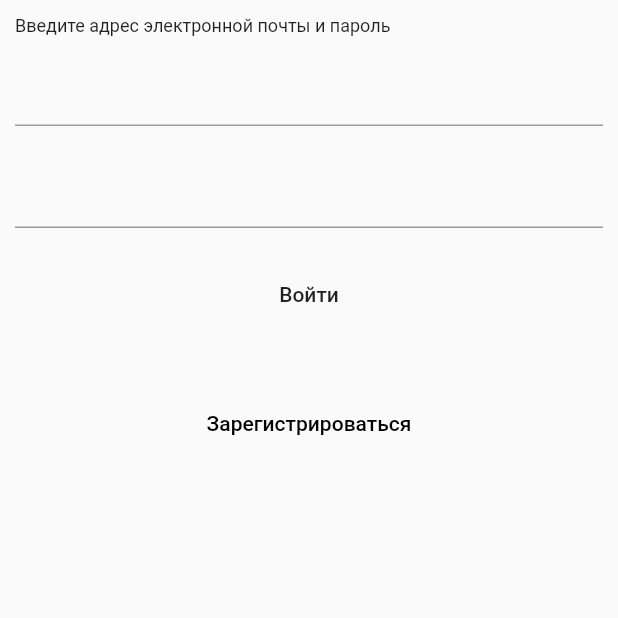
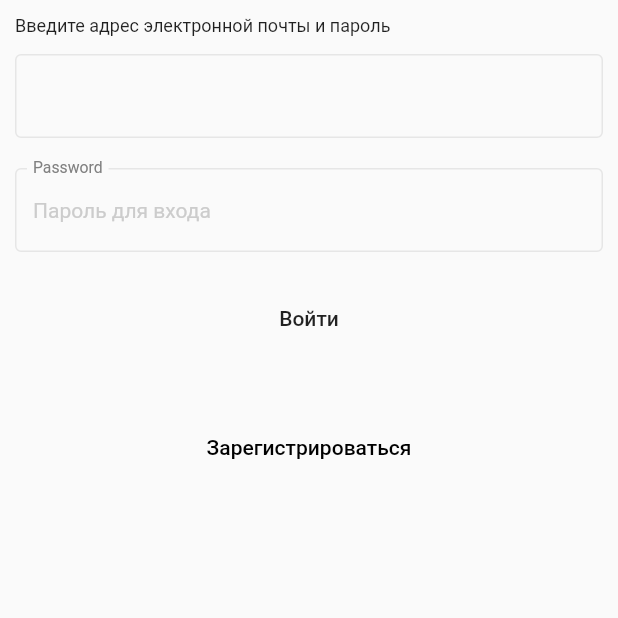
Before and after one commit to AndreyMokryj/cinema-frontend, a Flutter app: the screen it shows after launch, on a phone screen of 412 x 824 dp, the top half of it. Run offline on Flutter 3.47's test engine with Material 2 defaults, Android fonts, the phone set to English and light mode, and no system bars; accounts and stored records are empty; Roboto replaces fonts that are missing (PT Sans, SF UI Text).

Commit message:
getWidth(), getHeight() methods

```diff
--- a/lib/helpers/styles.dart
+++ b/lib/helpers/styles.dart
@@ -1,3 +1,29 @@
 import 'package:flutter/material.dart';
 
 const fieldTextStyle = const TextStyle(fontFamily: 'SF UI Text', fontSize: 14, color: Color.fromRGBO(128, 128, 128, 1.0));
+
+class AppDecoration extends InputDecoration {
+  const AppDecoration({
+    String labelText,
+    String hintText,
+    bool hasFloatingPlaceholder,
+    EdgeInsetsGeometry contentPadding,
+    String prefixText,
+  }) : super(
+    contentPadding: contentPadding,
+    floatingLabelBehavior: (hasFloatingPlaceholder ?? false) ? FloatingLabelBehavior.never : FloatingLabelBehavior.always,
+    border: const OutlineInputBorder(borderSide: BorderSide(color: Color.fromRGBO(230, 230, 230, 1.0))),
+    enabledBorder: const OutlineInputBorder(borderSide: BorderSide(color: Color.fromRGBO(230, 230, 230, 1.0))),
+    focusedBorder: const OutlineInputBorder(borderSide: BorderSide(color: Color.fromRGBO(128, 128, 128, 1.0))),
+    focusedErrorBorder: const OutlineInputBorder(borderSide: BorderSide(width: 2, color: Color.fromRGBO(0, 0, 0, 1.0))),
+//    errorBorder: const OutlineInputBorder(borderSide: BorderSide(color: Color.fromRGBO(0, 0, 0, 1.0))),
+
+    labelText: labelText,
+    hintText: hintText,
+    labelStyle: const TextStyle(fontFamily: 'SF UI Text', fontSize: 14, color: Color.fromRGBO(128, 128, 128, 1.0)),
+    hintStyle: const TextStyle(fontFamily: 'SF UI Text', fontSize: 14, color: Color.fromRGBO(204, 204, 204, 1.0)),
+//    errorStyle: const TextStyle(fontFamily: 'SF UI Text', fontWeight: FontWeight.w500, fontSize: 12, color: Colors.redAccent),
+    prefixText: prefixText,
+    prefixStyle: fieldTextStyle
+  );
+}
--- a/lib/helpers/utils.dart
+++ b/lib/helpers/utils.dart
@@ -10,3 +10,6 @@ void clearSelPlaces(BuildContext context) async{
   }
   Provider.of<UserPlacesNotifier>(context, listen: false).clearPlaceIds();
 }
+
+double getWidth(BuildContext context) => MediaQuery.of(context).size.width;
+double getHeight(BuildContext context) => MediaQuery.of(context).size.height;
--- a/lib/views/login_page.dart
+++ b/lib/views/login_page.dart
@@ -2,6 +2,7 @@ import 'package:flutter/material.dart';
 import 'package:flutter/scheduler.dart';
 import 'package:flutterappweb/database/database.dart';
 import 'package:flutterappweb/helpers/styles.dart';
+import 'package:flutterappweb/helpers/utils.dart';
 import 'package:flutterappweb/model/notifiers/login_notifier.dart';
 import 'package:flutterappweb/model/user_model.dart';
 import 'package:provider/provider.dart';
@@ -22,6 +23,8 @@ class _LoginPageState extends State<LoginPage> {
       Provider.of<LoginNotifier>(context, listen: false).logOut();
     });
 
+    double w = getWidth(context);
+
     return WillPopScope(
       onWillPop: (){
         Navigator.of(context).pushNamed('/');
@@ -39,12 +42,10 @@ class _LoginPageState extends State<LoginPage> {
                   TextFormField(
                     style: fieldTextStyle,
                     enabled: true,
-//                  decoration: AppDecoration(
-//                    labelText: AppLocalizations.of(context).localizedText(
-//                      'signInEnterLoginText'),
-//                    hintText: AppLocalizations.of(context).localizedText(
-//                      'signInEnterLoginHint'),
-//                  ),
+                  decoration: AppDecoration(
+                    labelText: "",
+                    hintText: "",
+                  ),
                     keyboardType: TextInputType.emailAddress,
 //                  validator: (val) =>
 //                    fieldError('username', val.isEmpty ? AppLocalizations.of(
@@ -56,14 +57,10 @@ class _LoginPageState extends State<LoginPage> {
                   TextFormField(
                     style: fieldTextStyle,
                     enabled: true,
-//                  decoration: AppDecoration(
-////                    labelText: 'Password',
-////                    hintText: 'Пароль для входа'
-//                    labelText: AppLocalizations.of(context).localizedText(
-//                      'signInEnterPasswordText'),
-//                    hintText: AppLocalizations.of(context).localizedText(
-//                      'signInEnterPasswordHint'),
-//                  ),
+                  decoration: AppDecoration(
+                    labelText: 'Password',
+                    hintText: 'Пароль для входа'
+                  ),
                     obscureText: true,
 //                  validator: (val) =>
 //                    fieldError('password', val.isEmpty ? AppLocalizations.of(
--- a/lib/views/main_view.dart
+++ b/lib/views/main_view.dart
@@ -1,6 +1,7 @@
 import 'package:flutter/material.dart';
 import 'package:flutterappweb/database/database.dart';
 import 'package:flutterappweb/helpers/constants.dart';
+import 'package:flutterappweb/helpers/utils.dart';
 import 'package:flutterappweb/model/movie_model.dart';
 import 'package:flutterappweb/views/menu_widget.dart';
 import 'package:flutterappweb/views/movie_page.dart';
@@ -17,7 +18,7 @@ class MainView extends StatelessWidget {
   Widget build(BuildContext context) {
     Movie movie;
     String title;
-    double w = MediaQuery.of(context).size.width;
+    double w = getWidth(context);
 
     return WillPopScope(
       onWillPop: () {
--- a/lib/views/movie_list.dart
+++ b/lib/views/movie_list.dart
@@ -1,13 +1,14 @@
 import 'package:flutter/material.dart';
 import 'package:flutterappweb/database/database.dart';
 import 'package:flutterappweb/helpers/constants.dart';
+import 'package:flutterappweb/helpers/utils.dart';
 import 'package:flutterappweb/model/movie_model.dart';
 import 'package:flutterappweb/views/movie_grid.dart';
 
 class MovieList extends StatelessWidget{
   @override
   Widget build(BuildContext context) {
-    double w = MediaQuery.of(context).size.width;
+    double w = getWidth(context);
     int count = 1;
     if (w >= smallLimit) {
       count = 2;
```
Also changed, not shown: lib/views/movie_page.dart (+3 -9 lines), lib/views/sessions_widget.dart (+2 -8 lines).
